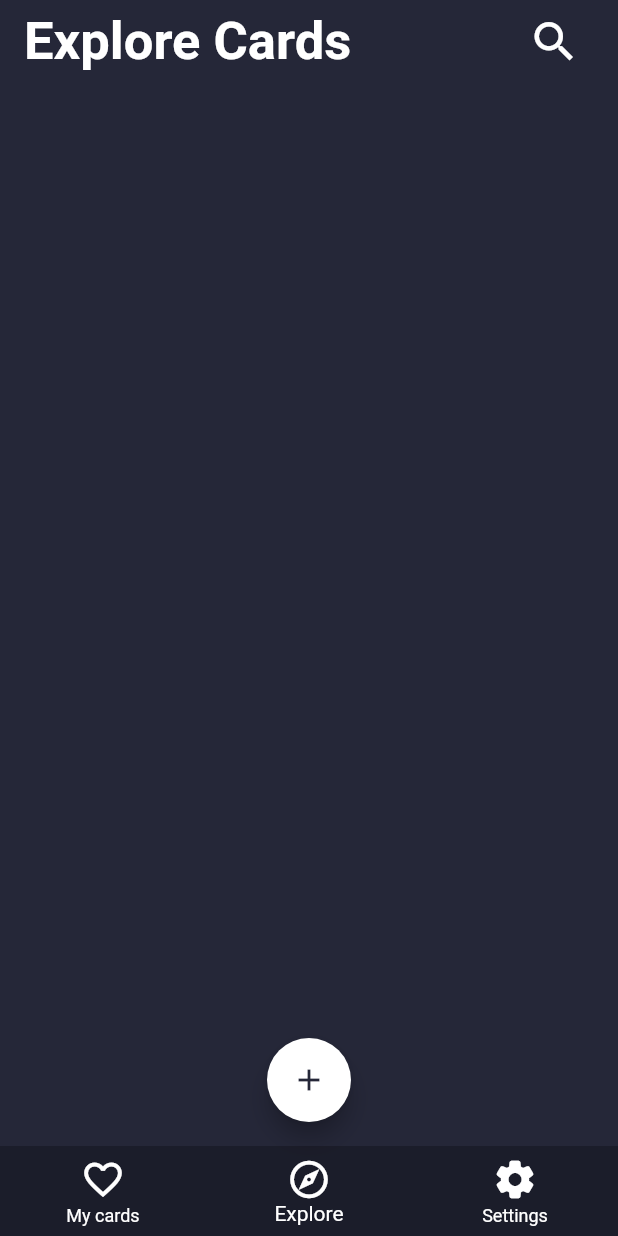
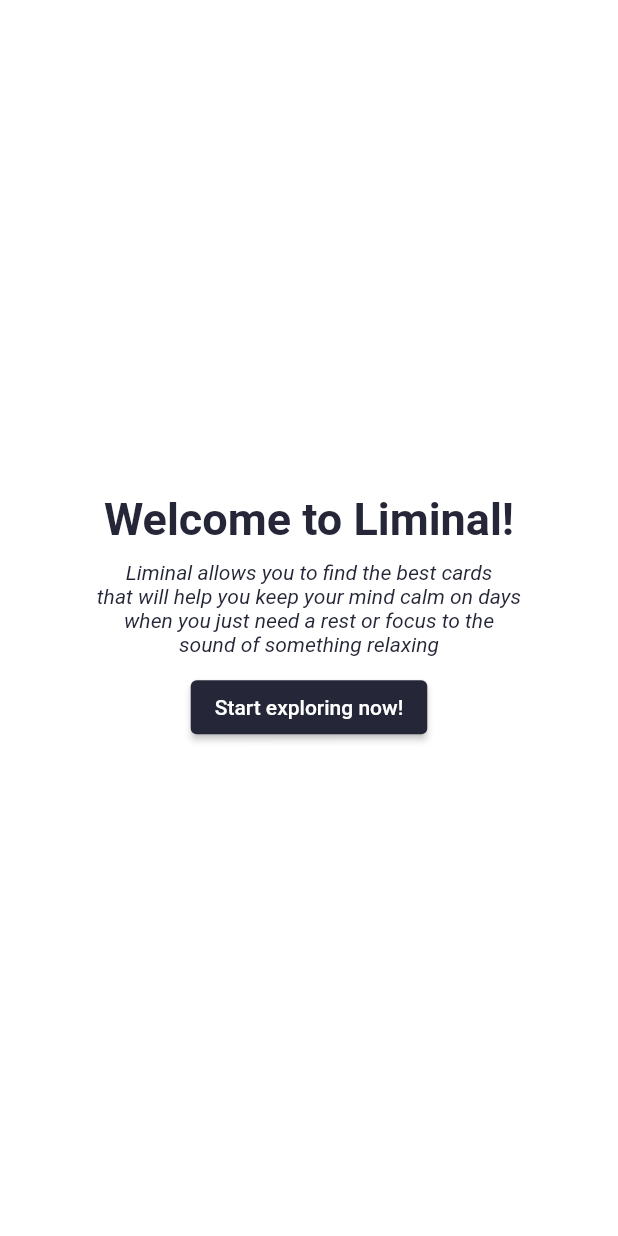
Before and after one commit to alexandrebelt/relaxApp, a Flutter app: the screen it shows after launch, on a phone screen of 412 x 824 dp. Run offline on Flutter 3.47's test engine with Material 2 defaults, Android fonts, the phone set to English and light mode, and no system bars; our stand-ins replace equatable, flutter_bloc, flutter_local_notifications, hive, hive_flutter, just_audio and 3 more; missing offline and left inert: audio_session, dart:ffi; accounts and stored records are empty; generated files the repository leaves out were written again.

Commit message:
22/08 Liminal (default correction)

```diff
--- a/relax_app/lib/main.dart
+++ b/relax_app/lib/main.dart
@@ -16,6 +16,7 @@ void main() async{
   await Hive.initFlutter();
   Hive.registerAdapter(SoundAdapter());
   runApp(RelaxApp());
+  //defaultSounds();
 }
 
 class RelaxApp extends StatelessWidget {
--- /dev/null
+++ b/relax_app/lib/screens/intro_explore.dart
@@ -0,0 +1,56 @@
+import 'package:app_relaxante/models/defaultSounds.dart';
+import 'package:app_relaxante/theme.dart';
+import 'package:flutter/material.dart';
+
+class IntroExplore extends StatelessWidget{
+  @override
+  Widget build(BuildContext context) {
+    // TODO: implement build
+    return Scaffold(
+      backgroundColor: iconPrimary,
+      body: Align(
+        alignment: Alignment.center,
+        child: Container(
+          child: Column(
+            mainAxisAlignment: MainAxisAlignment.center,
+            children: [
+              Padding(
+                padding: const EdgeInsets.only(bottom:10.0),
+                child: Text(
+                    'Welcome to Liminal!',
+                    textAlign: TextAlign.center,
+                    style: TextStyle(
+                      fontSize: 30,
+                        fontWeight: FontWeight.bold,
+                        color: mainBackground,
+                    )
+                ),
+              ),
+              Padding(
+                padding: const EdgeInsets.only(bottom:10.0),
+                child: Text(
+                    'Liminal allows you to find the best cards\n'
+                    'that will help you keep your mind calm on days\n'
+                    'when you just need a rest or focus to the\n'
+                    'sound of something relaxing',
+                    textAlign: TextAlign.center,
+                    style: TextStyle(
+                      fontStyle: FontStyle.italic,
+                      color: mainBackground,
+                    )
+                ),
+              ),
+              ElevatedButton(
+                child: Text('Start exploring now!'),
+                onPressed: (){
+                  defaultSounds();
+                  Navigator.pop(context);
+                },
+              ),
+            ],
+          ),
+        ),
+      ),
+    );
+  }
+}
--- a/relax_app/lib/screens/player.dart
+++ b/relax_app/lib/screens/player.dart
@@ -11,7 +11,6 @@ import 'package:app_relaxante/components/progress.dart';
 import 'package:app_relaxante/database/dao/sound_dao.dart';
 import 'package:app_relaxante/models/sound.dart';
 import 'package:app_relaxante/screens/blocs/favourite_bloc.dart';
-import 'package:app_relaxante/screens/controls/settings.dart';
 import 'package:app_relaxante/screens/controls/timer/timer.dart';
 import 'package:flutter/material.dart';
 import 'package:just_audio/just_audio.dart';
@@ -83,7 +82,7 @@ class _RelaxPlayerState extends State<RelaxPlayer> {
               padding: const EdgeInsets.only(top: 10.0, right: 20),
               child: GestureDetector(
                 onTap: () {
-                 // widget.dao.delete(widget.sound.id);
+                 widget.dao.delete(widget.sound.id);
                   Navigator.pop(context);
                   setState(() {
                   });
@@ -208,7 +207,7 @@ class _RelaxPlayerState extends State<RelaxPlayer> {
                                                         fontWeight: FontWeight.bold,
                                                       )),
                                                 ),
-                                                OptionTimer('15 min', onTap: () => setTimer(3)),
+                                                OptionTimer('15 min', onTap: () => setTimer(15)),
                                                 OptionTimer('30 min', onTap: () => setTimer(1800)),
                                                 OptionTimer('1h', onTap: () => setTimer(3600)),
                                                 OptionTimer('5h', onTap: () => setTimer(18000)),
--- a/relax_app/lib/screens/search_card.dart
+++ b/relax_app/lib/screens/search_card.dart
@@ -101,7 +101,7 @@ class _SearchCards extends StatelessWidget{
       leading: ClipRRect(
         borderRadius: BorderRadius.circular(10),
           child: Image.network(sound.image)),
-      title: Text(sound.name.toString()),
+      title: Text(sound.name.toString(),style: TextStyle(fontSize: 18),),
       subtitle: Text(sound.description),
     );
   }
--- a/relax_app/lib/theme.dart
+++ b/relax_app/lib/theme.dart
@@ -15,6 +15,11 @@ ThemeData themeApp() {
     ),
     snackBarTheme: SnackBarThemeData(
       backgroundColor: mainDark,
+    ),
+    elevatedButtonTheme: ElevatedButtonThemeData(
+      style: TextButton.styleFrom(
+        backgroundColor: mainBackground
+      )
     ),
     textButtonTheme: TextButtonThemeData(
         style: TextButton.styleFrom(
```
Also changed, not shown: relax_app/lib/models/defaultSounds.dart (+9 -1 lines), relax_app/lib/screens/explore.dart (+34 -4 lines), relax_app/lib/screens/settings.dart (+6 -6 lines).
